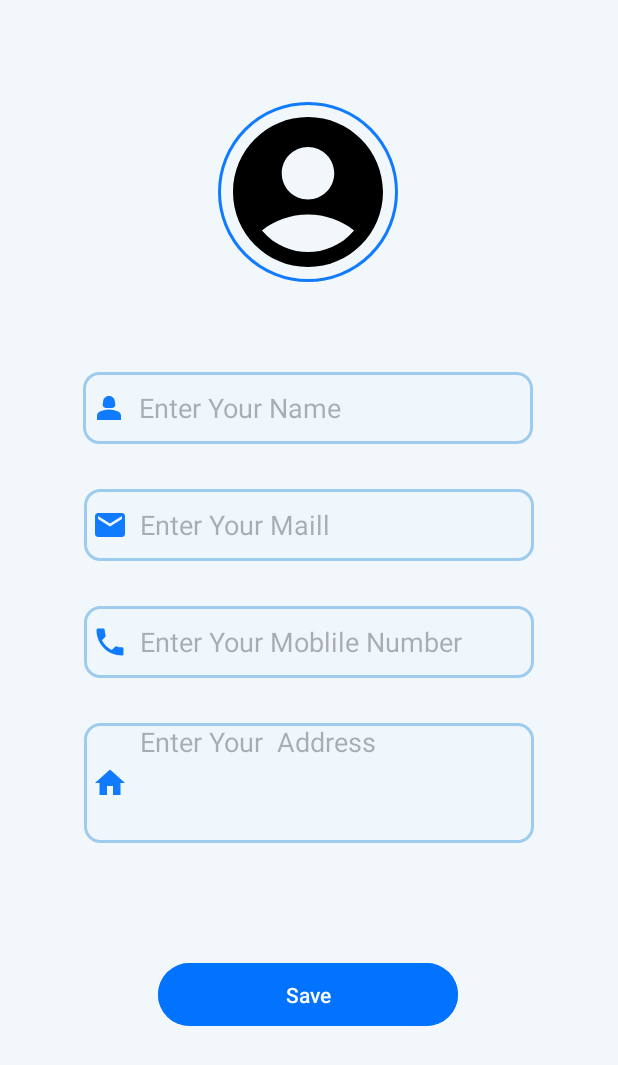
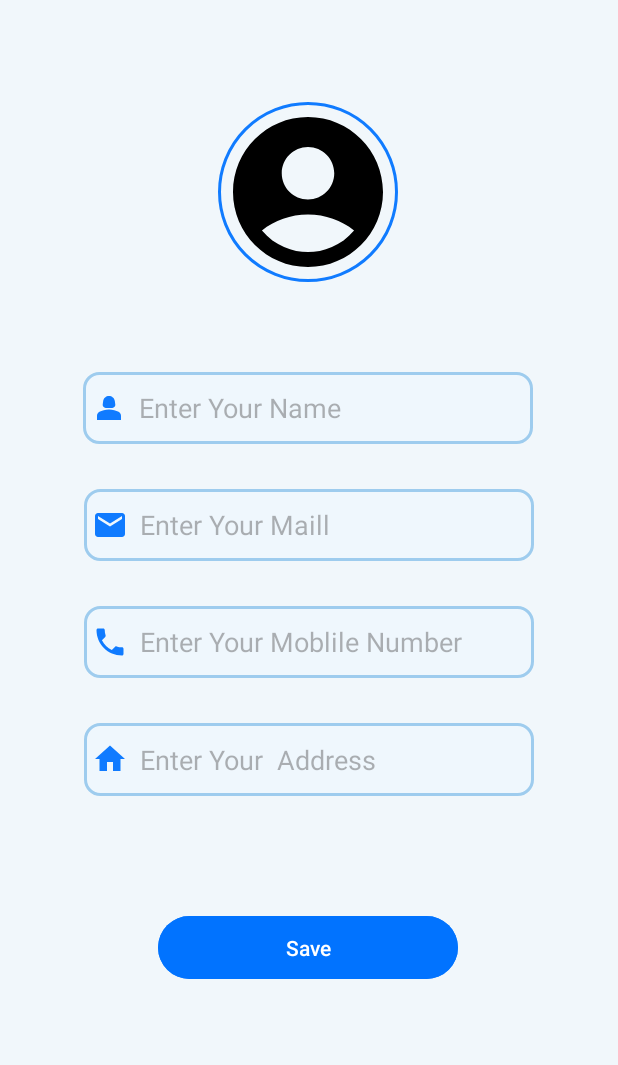
Before and after one commit to ruchit9510/pet-adoption-, an Android app: the AddProfile screen opened directly, with no data from a screen before it, on a phone screen of 412 x 824 dp. Shown: the top 1065 px of the screen. Run offline under Robolectric (Android 15) with nearby library versions, the phone set to English and light mode, and no system bars; our stand-ins replace CircleImageView, Firebase (no records; nobody signed in at launch, a user with empty details on screens opened directly); Roboto replaces fonts that are not available here.

Commit message:
Some Update

```diff
--- a/app/src/main/res/layout/activity_add_profile.xml
+++ b/app/src/main/res/layout/activity_add_profile.xml
@@ -94,7 +94,7 @@
     <EditText
         android:id="@+id/profileAddress"
         android:layout_width="300dp"
-        android:layout_height="80dp"
+        android:layout_height="wrap_content"
         android:layout_marginTop="30dp"
         android:background="@drawable/edit_text_backgroud"
         android:drawableLeft="@drawable/baseline_home_24"
@@ -105,7 +105,7 @@
         android:hint="Enter Your  Address"
         android:inputType="textMultiLine"
         android:paddingHorizontal="5dp"
-        android:paddingVertical="0dp"
+        android:paddingVertical="12dp"
         android:textColor="#1A1A27"
         android:textColorHint="#653E3C3C"
         app:layout_constraintEnd_toEndOf="parent"
```
Also changed, not shown: app/src/main/res/layout/activity_add_pet.xml (+8 -0 lines).
